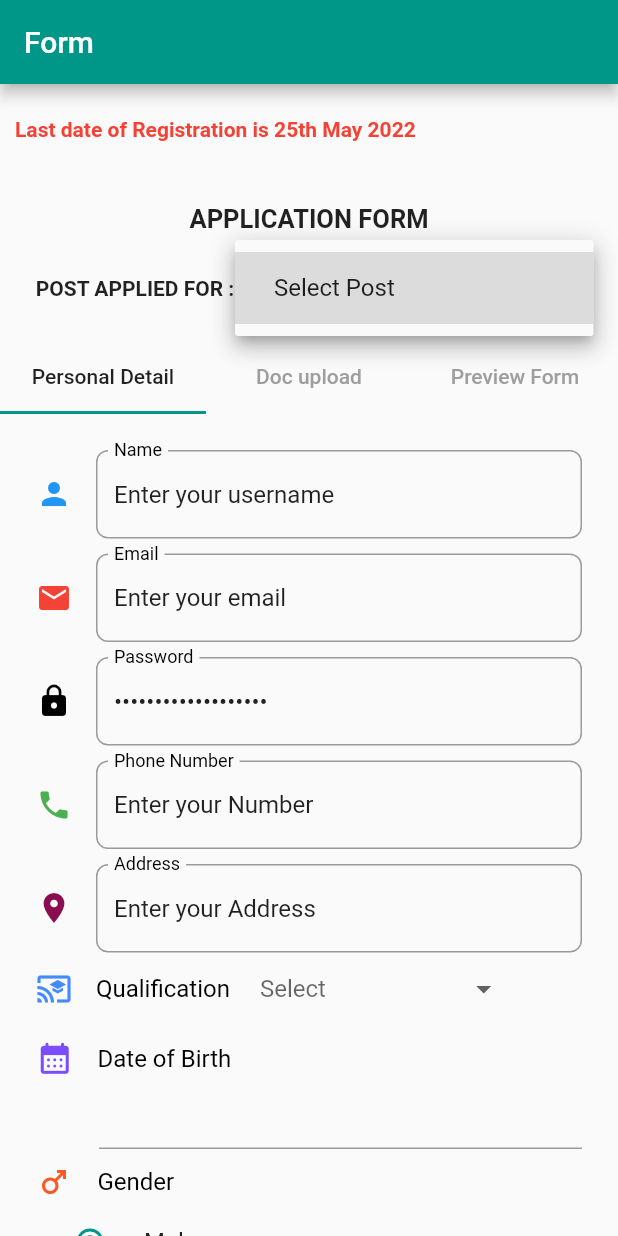
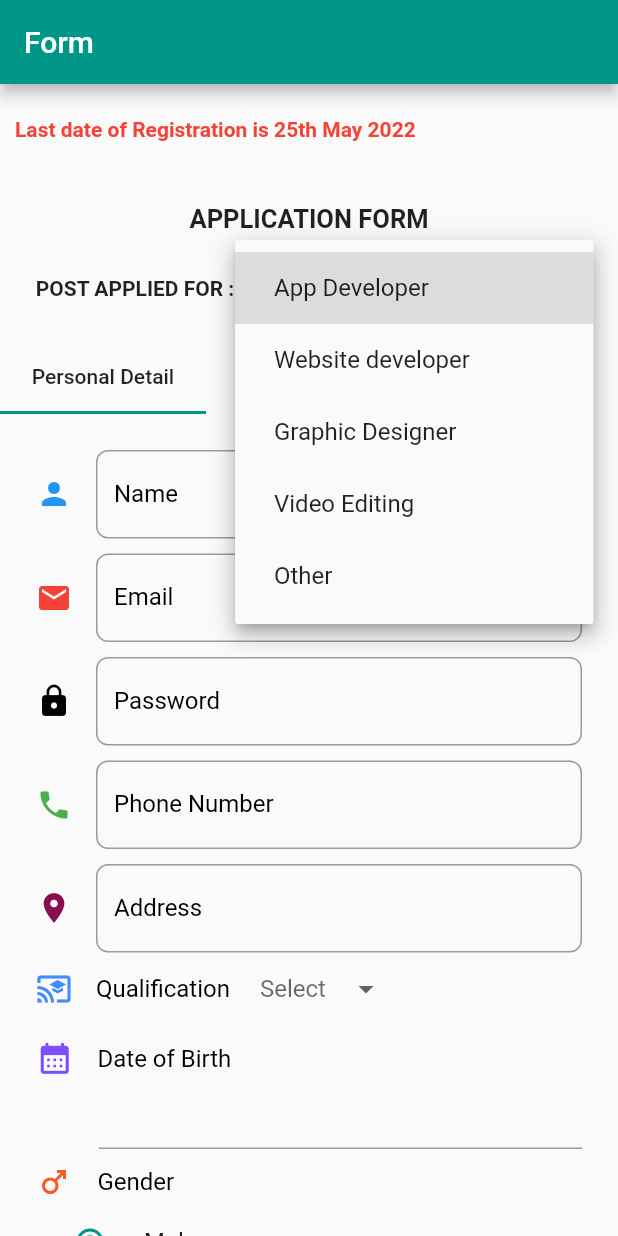
Before and after one commit to SarangthemAmarjit/FORM-TASK2.0, a Flutter app: the screen it shows after launch, after a tap on "Select Your Post", on a phone screen of 412 x 824 dp. Run offline on Flutter 3.47's test engine with Material 2 defaults, Android fonts, the phone set to English and light mode, and no system bars; drawn by our look-alikes of datetime_picker_formfield, marquee; our stand-ins replace file_picker, open_file, shared_preferences.

Commit message:
Form 5.0

```diff
--- a/form1/lib/form_screen.dart
+++ b/form1/lib/form_screen.dart
@@ -2,6 +2,7 @@ import 'package:flutter/material.dart';
 import 'package:form1/preferences_services.dart';
 import 'package:intl/intl.dart';
 import 'package:datetime_picker_formfield/datetime_picker_formfield.dart';
+import 'package:shared_preferences/shared_preferences.dart';
 import 'personal.dart';
 import 'package:marquee/marquee.dart';
 import 'doc1.dart';
@@ -34,26 +35,26 @@ class _FormScreenState extends State<FormScreen> with TickerProviderStateMixin {
   void _popularfield() async {
     final Savedata = await _preferencesService.getSavedata();
     setState(() {
-      listitem = Savedata.post;
+      itemvalue = Savedata.post;
       _usernameController.text = Savedata.username;
       _emailController.text = Savedata.email;
       _passwordController.text = Savedata.password;
       _numberController.text = Savedata.phonenumber;
       _addressController.text = Savedata.address;
-      listitem2 = Savedata.qualification;
+      itemvalue2 = Savedata.qualification;
       _character = Savedata.gen;
     });
   }
 
   void _savenew() {
     final newSave = Savedata(
-      post: listitem,
+      post: itemvalue ?? '',
       username: _usernameController.text,
       email: _emailController.text,
       password: _passwordController.text,
       phonenumber: _numberController.text,
       address: _addressController.text,
-      qualification: listitem2,
+      qualification: itemvalue2 ?? '',
       gen: _character,
     );
 
@@ -70,6 +71,7 @@ class _FormScreenState extends State<FormScreen> with TickerProviderStateMixin {
     'Other'
   ];
   String? itemvalue;
+  String? itemvalue2;
   List<String> listitem2 = [
     'BCA',
     'B.TECH',
@@ -78,7 +80,6 @@ class _FormScreenState extends State<FormScreen> with TickerProviderStateMixin {
     'M.TECH',
     'OTHER'
   ];
-  String? itemvalue2;
 
   var _currentItemSelected = 'App Developer';
   var _name = '';
@@ -251,14 +252,14 @@ class _FormScreenState extends State<FormScreen> with TickerProviderStateMixin {
         DropdownButtonHideUnderline(
           child: Padding(
             padding: const EdgeInsets.only(left: 10),
-            child: DropdownButton(
+            child: DropdownButton<String>(
               value: itemvalue2,
               hint: Padding(
                 padding: const EdgeInsets.only(left: 10),
                 child: Text("Select"),
               ),
               items: listitem2.map((item2) {
-                return DropdownMenuItem(
+                return DropdownMenuItem<String>(
                   value: item2,
                   child: Padding(
                     padding: const EdgeInsets.only(left: 10),
@@ -266,9 +267,9 @@ class _FormScreenState extends State<FormScreen> with TickerProviderStateMixin {
                   ),
                 );
               }).toList(),
-              onChanged: (newchange1) {
+              onChanged: (String? newchange1) {
                 setState(() {
-                  itemvalue2 = newchange1 as String?;
+                  itemvalue2 = newchange1!;
                 });
               },
             ),
@@ -435,14 +436,14 @@ class _FormScreenState extends State<FormScreen> with TickerProviderStateMixin {
                       child: DropdownButtonHideUnderline(
                         child: Padding(
                           padding: const EdgeInsets.only(top: 10, bottom: 10),
-                          child: DropdownButton(
+                          child: DropdownButton<String>(
                             value: itemvalue,
                             hint: Padding(
                               padding: const EdgeInsets.only(left: 10),
                               child: Text("Select Your Post"),
                             ),
                             items: listitem.map((item) {
-                              return DropdownMenuItem(
+                              return DropdownMenuItem<String>(
                                 value: item,
                                 child: Padding(
                                   padding: const EdgeInsets.only(left: 10),
@@ -450,9 +451,9 @@ class _FormScreenState extends State<FormScreen> with TickerProviderStateMixin {
                                 ),
                               );
                             }).toList(),
-                            onChanged: (newchange) {
+                            onChanged: (String? newchange) {
                               setState(() {
-                                itemvalue = newchange as String?;
+                                itemvalue = newchange!;
                               });
                             },
                           ),
@@ -479,7 +480,7 @@ class _FormScreenState extends State<FormScreen> with TickerProviderStateMixin {
               ),
               Container(
                 width: double.maxFinite,
-                height: 960,
+                height: 1000,
                 child: TabBarView(controller: _tabcontroller, children: [
                   Container(
                     margin: EdgeInsets.all(24),
@@ -499,8 +500,25 @@ class _FormScreenState extends State<FormScreen> with TickerProviderStateMixin {
                             SizedBox(
                               height: 100,
                             ),
-                            TextButton(
-                                onPressed: _savenew, child: Text("Save")),
+                            Row(
+                              mainAxisAlignment: MainAxisAlignment.spaceEvenly,
+                              children: [
+                                Container(
+                                  width: 70,
+                                  height: 40,
+                                  decoration: BoxDecoration(
+                                      borderRadius: BorderRadius.circular(10),
+                                      gradient: LinearGradient(
+                                          begin: Alignment.bottomCenter,
+                                          end: Alignment.topCenter,
+                                          colors: [Colors.blue, Colors.red])),
+                                  child: TextButton(
+                                      onPressed: _savenew,
+                                      child: Text(
+                                        "Save",
+                                        style: TextStyle(color: Colors.white),
+                                      )),
+                                ),
                                 ElevatedButton(
                                     onPressed: () => {
                                           if (_formkey.currentState!.validate())
@@ -517,6 +535,8 @@ class _FormScreenState extends State<FormScreen> with TickerProviderStateMixin {
                                       style: TextStyle(
                                           color: Colors.white, fontSize: 16),
                                     ))
+                              ],
+                            ),
                           ],
                         )),
                   ),
--- a/form1/lib/personal.dart
+++ b/form1/lib/personal.dart
@@ -1,13 +1,13 @@
 enum gender { Male, Female, Other }
 
 class Savedata {
-  final List<String> post;
+  final String post;
   final String username;
   final String email;
   final String password;
   final String phonenumber;
   final String address;
-  final List<String> qualification;
+  final String qualification;
 
   final gender gen;
 
--- a/form1/lib/preferences_services.dart
+++ b/form1/lib/preferences_services.dart
@@ -7,13 +7,13 @@ class PreferencesServices {
   Future finalsave(Savedata savedata) async {
     final preferences = await SharedPreferences.getInstance();
 
-    await preferences.setStringList('post', savedata.post);
+    await preferences.setString('post', savedata.post);
     await preferences.setString('username', savedata.username);
     await preferences.setString('email', savedata.email);
     await preferences.setString('password', savedata.password);
     await preferences.setString('phone_number', savedata.phonenumber);
     await preferences.setString('address', savedata.address);
-    await preferences.setStringList('qualification', savedata.qualification);
+    await preferences.setString('qualification', savedata.qualification);
 
     await preferences.setInt('gender', savedata.gen.index);
 
@@ -22,25 +22,25 @@ class PreferencesServices {
 
   Future<Savedata> getSavedata() async {
     final preferences = await SharedPreferences.getInstance();
-    final post = preferences.getStringList('post') ?? ['Select Post'];
-    final username = preferences.getString('username') ?? 'Enter your username';
-    final email = preferences.getString('email') ?? 'Enter your email';
-    final password = preferences.getString('password') ?? 'Enter your password';
-    final phone_number =
-        preferences.getString('phone_number') ?? 'Enter your Number';
-    final address = preferences.getString('address') ?? 'Enter your Address';
-    final qualification =
-        preferences.getStringList('qualification') ?? ['Select Qualification'];
+    final post = preferences.getString('post');
+
+    final username = preferences.getString('username');
+    final email = preferences.getString('email');
+    final password = preferences.getString('password');
+    final phone_number = preferences.getString('phone_number');
+    final address = preferences.getString('address');
+    final qualification = preferences.getString('qualification');
+
     final gender1 = gender.values[preferences.getInt('gender') ?? 0];
 
     return Savedata(
-        post: post,
-        username: username,
-        email: email,
-        password: password,
-        phonenumber: phone_number,
-        address: address,
-        qualification: qualification,
+        post: post!,
+        username: username!,
+        email: email!,
+        password: password!,
+        phonenumber: phone_number!,
+        address: address!,
+        qualification: qualification!,
         gen: gender1);
   }
 }
```
Lines whose indentation alone changed are shown as unchanged.
